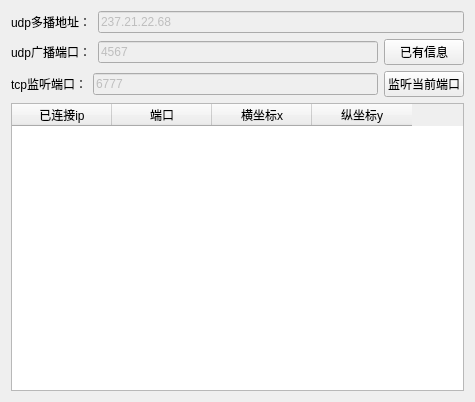
Before: the Qt Designer form server.ui in VictorySong/ls, drawn with Qt 5.
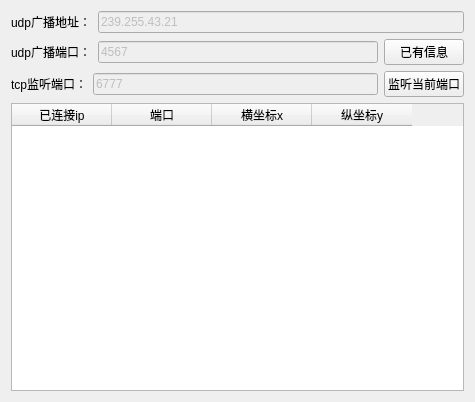
After: the same form once the commit is applied.

```diff
--- a/server.ui
+++ b/server.ui
@@ -21,7 +21,7 @@
        <item>
         <widget class="QLabel" name="label_3">
          <property name="text">
-          <string>udp多播地址：</string>
+          <string>udp广播地址：</string>
          </property>
         </widget>
        </item>
@@ -31,7 +31,7 @@
           <bool>false</bool>
          </property>
          <property name="text">
-          <string>237.21.22.68</string>
+          <string>239.255.43.21</string>
          </property>
         </widget>
        </item>
```
